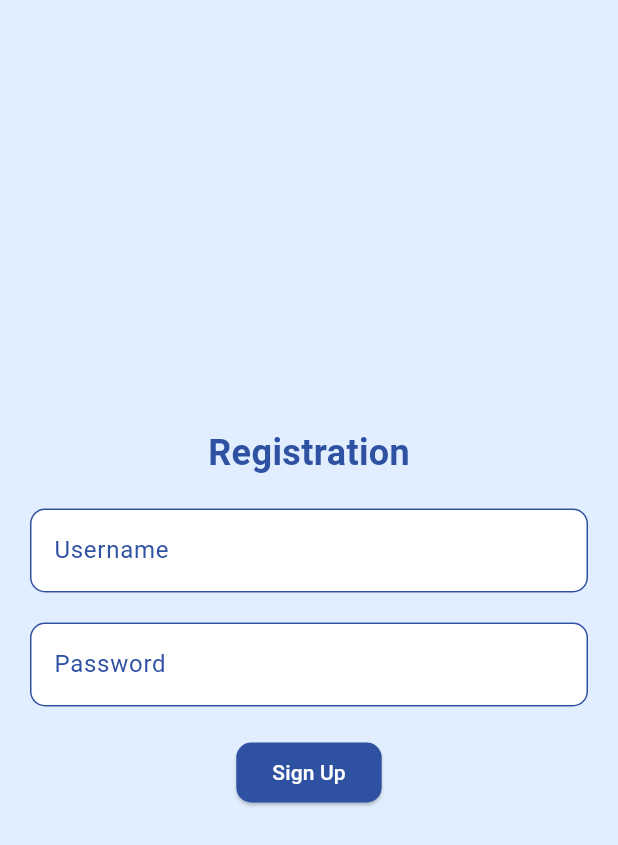
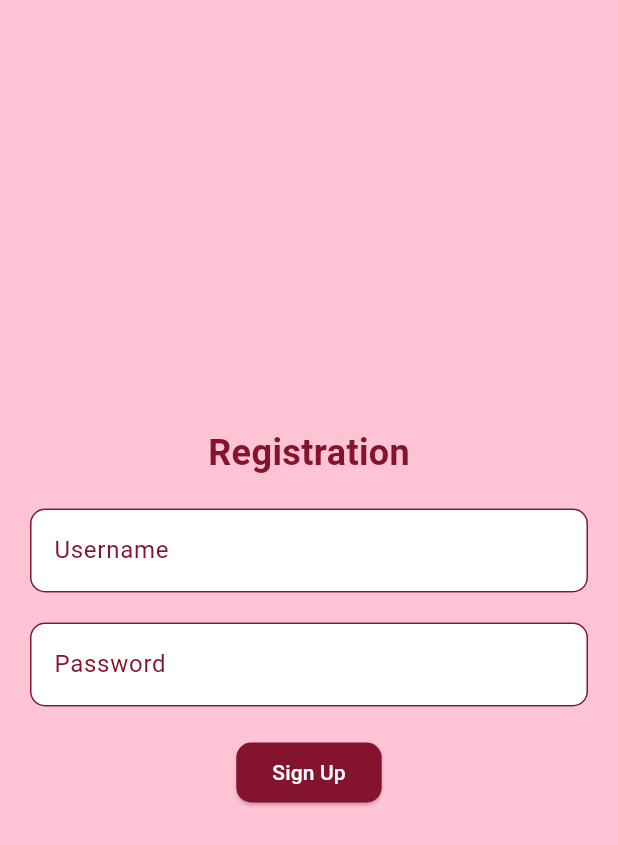
Before and after one commit to mohnapnyah/youranimelist2, a Flutter app: the screen it shows after launch, after a tap on "Sign Up", on a phone screen of 412 x 824 dp. Shown: the top 845 px of the screen. Run offline on Flutter 3.47's test engine with Material 2 defaults, Android fonts, the light colour scheme and no system bars; our stand-ins replace cloud_firestore, firebase_auth, firebase_core, firebase_storage, google_fonts, image_picker and 1 more; accounts and stored records are empty; network calls fail.

Commit message:
Eazy
Gaga

```diff
--- a/lib/AnimeDetailsScreen.dart
+++ b/lib/AnimeDetailsScreen.dart
@@ -36,7 +36,7 @@ class _AnimeDetailScreenState extends State<AnimeDetailScreen> {
   Widget build(BuildContext context) {
     return Scaffold(
       appBar: AppBar(
-        backgroundColor: Color(0xFFE0EEFF),
+        backgroundColor: Color.fromARGB(255, 255, 195, 214),
         title: Text('Anime Details'),
         actions: [
           IconButton(
@@ -54,7 +54,7 @@ class _AnimeDetailScreenState extends State<AnimeDetailScreen> {
         ],
       ),
       body: Container(
-        color: Color(0xFFE0EEFF),
+        color: Color.fromARGB(255, 224, 238, 255),
         child: SingleChildScrollView(
           child: FutureBuilder<QuerySnapshot>(
             future: FirebaseFirestore.instance
@@ -131,7 +131,7 @@ class _AnimeDetailScreenState extends State<AnimeDetailScreen> {
                     Visibility(
                       visible: trailerUrl != "",
                       replacement: Text(
-                        'Trailer not realesed',
+                        'Trailer not released',
                         style: TextStyle(
                           fontSize: 16.0,
                           fontFamily: 'Nunito',
--- a/lib/Registration.dart
+++ b/lib/Registration.dart
@@ -11,13 +11,23 @@ class Registration extends StatelessWidget {
 
   void _registerUser(BuildContext context) async {
     try {
-      UserCredential userCredential =
-          await _auth.createUserWithEmailAndPassword(
+      UserCredential userCredential = await _auth.createUserWithEmailAndPassword(
         email: _usernameController.text.trim(),
         password: _passwordController.text.trim(),
       );
-      // Регистрация прошла успешно, можно выполнить дополнительные действия
-      // Например, показать сообщение об успешной регистрации
+
+      // Регистрация прошла успешно, создаем дополнительные поля в Firestore
+      if (userCredential.user != null) {
+        String uid = userCredential.user!.uid;
+
+        await base.collection('users').doc(uid).set({
+          'aboutMe': '',
+          'avatarUrl': '',
+        });
+      }
+
+      // Остальной код остается без изменений
+
       showDialog(
         context: context,
         builder: (BuildContext context) {
@@ -35,7 +45,6 @@ class Registration extends StatelessWidget {
           );
         },
       );
-      // Дополнительные действия после успешной регистрации, например, перейти на другой экран
     } catch (e) {
       // Обработка ошибок при регистрации
       print('Ошибка при регистрации: $e');
@@ -63,7 +72,7 @@ class Registration extends StatelessWidget {
   @override
   Widget build(BuildContext context) {
     return Scaffold(
-      backgroundColor: Color(0xFFE0EEFF),
+      backgroundColor: Color.fromARGB(255, 255, 195, 214),
       body: Center(
         child: Padding(
           padding: EdgeInsets.all(20.0),
@@ -75,7 +84,7 @@ class Registration extends StatelessWidget {
                 style: TextStyle(
                   fontSize: 24.0,
                   fontWeight: FontWeight.bold,
-                  color: Color(0xFF2E51A2),
+                  color: Color(0xFF84142D),
                 ),
               ),
               SizedBox(height: 20.0),
@@ -85,13 +94,13 @@ class Registration extends StatelessWidget {
                   filled: true,
                   fillColor: Colors.white,
                   hintText: 'Username',
-                  hintStyle: TextStyle(color: Color(0xFF2E51A2)),
+                  hintStyle: TextStyle(color: Color.fromARGB(255, 132, 20, 45)),
                   enabledBorder: OutlineInputBorder(
-                    borderSide: BorderSide(color: Color(0xFF2E51A2)),
+                    borderSide: BorderSide(color: Color.fromARGB(255, 132, 20, 45)),
                     borderRadius: BorderRadius.circular(10.0),
                   ),
                   focusedBorder: OutlineInputBorder(
-                    borderSide: BorderSide(color: Color(0xFF2E51A2)),
+                    borderSide: BorderSide(color: Color(0xFF84142D)),
                     borderRadius: BorderRadius.circular(10.0),
                   ),
                 ),
@@ -103,13 +112,13 @@ class Registration extends StatelessWidget {
                   filled: true,
                   fillColor: Colors.white,
                   hintText: 'Password',
-                  hintStyle: TextStyle(color: Color(0xFF2E51A2)),
+                  hintStyle: TextStyle(color: Color(0xFF84142D)),
                   enabledBorder: OutlineInputBorder(
-                    borderSide: BorderSide(color: Color(0xFF2E51A2)),
+                    borderSide: BorderSide(color: Color(0xFF84142D)),
                     borderRadius: BorderRadius.circular(10.0),
                   ),
                   focusedBorder: OutlineInputBorder(
-                    borderSide: BorderSide(color: Color(0xFF2E51A2)),
+                    borderSide: BorderSide(color: Color(0xFF84142D)),
                     borderRadius: BorderRadius.circular(10.0),
                   ),
                 ),
@@ -118,7 +127,6 @@ class Registration extends StatelessWidget {
               SizedBox(height: 20.0),
               ElevatedButton(
                 onPressed: () {
-                  // Обработчик нажатия кнопки "Sign Up"
                   _registerUser(context);
                 },
                 child: Text(
@@ -126,7 +134,7 @@ class Registration extends StatelessWidget {
                   style: TextStyle(color: Colors.white),
                 ),
                 style: ElevatedButton.styleFrom(
-                  primary: Color(0xFF2E51A2),
+                  primary: Color(0xFF84142D),
                   shape: RoundedRectangleBorder(
                     borderRadius: BorderRadius.circular(10.0),
                   ),
--- a/lib/WaitingPage.dart
+++ b/lib/WaitingPage.dart
@@ -4,7 +4,7 @@ import 'package:flutter/material.dart';
 import 'AnimeTitle.dart';
 import 'AnimeDetailsScreen.dart';
 
-  class WaitingPage extends StatefulWidget {
+ class WaitingPage extends StatefulWidget {
   @override
   _WaitingPageState createState() => _WaitingPageState();
 }
@@ -16,7 +16,7 @@ class _WaitingPageState extends State<WaitingPage> {
   Widget build(BuildContext context) {
     return Scaffold(
       body: Container(
-        color: Color(0xFFE0EEFF),
+        color: Color.fromARGB(255, 255, 195, 214),
         child: StreamBuilder<QuerySnapshot>(
           stream: FirebaseFirestore.instance
               .collection('users')
@@ -86,6 +86,7 @@ class _WaitingPageState extends State<WaitingPage> {
                       textAlign: TextAlign.center,
                       style: TextStyle(
                         fontWeight: FontWeight.bold,
+                        color: Color.fromARGB(255, 132, 20, 45), // Цвет текста
                       ),
                     ),
                     trailing: IconButton(
--- a/lib/main.dart
+++ b/lib/main.dart
@@ -3,8 +3,6 @@ import 'package:flutter/material.dart';
 import 'MainScreen.dart';
 import 'Registration.dart';
 import 'package:firebase_core/firebase_core.dart';
-
-
 
 void main() async {
   WidgetsFlutterBinding.ensureInitialized();
@@ -13,15 +11,16 @@ void main() async {
 }
 
 class MyApp extends StatelessWidget {
-  const MyApp({super.key});
+  const MyApp({Key? key});
 
-  // This widget is the root of your application.
   @override
   Widget build(BuildContext context) {
     return MaterialApp(
       title: 'Flutter Demo',
       theme: ThemeData(
-        colorScheme: ColorScheme.fromSeed(seedColor: Colors.deepPurple),
+        colorScheme: ColorScheme.fromSwatch(
+          primarySwatch: Colors.blue, // Заменено на цвет из предложенной гаммы
+        ),
         useMaterial3: true,
       ),
       home: RegistrationScreen(),
@@ -34,7 +33,6 @@ class RegistrationScreen extends StatelessWidget {
   final TextEditingController _usernameController = TextEditingController();
   final TextEditingController _passwordController = TextEditingController();
 
-
   void _signInUser(BuildContext context) async {
     try {
       UserCredential userCredential = await _auth.signInWithEmailAndPassword(
@@ -43,7 +41,6 @@ class RegistrationScreen extends StatelessWidget {
       );
       // Авторизация прошла успешно, можно выполнить дополнительные действия
       // Например, перейти на другой экран
-
       Navigator.push(context, MaterialPageRoute(builder: (context) => MainScreen()));
     } catch (e) {
       // Обработка ошибок при авторизации
@@ -72,7 +69,7 @@ class RegistrationScreen extends StatelessWidget {
   @override
   Widget build(BuildContext context) {
     return Scaffold(
-      backgroundColor: Color(0xFFE0EEFF),
+      backgroundColor: Color(0xFFFFC3D6), // Вишневый
       body: Center(
         child: Padding(
           padding: EdgeInsets.all(20.0),
@@ -84,7 +81,7 @@ class RegistrationScreen extends StatelessWidget {
                 style: TextStyle(
                   fontSize: 24.0,
                   fontWeight: FontWeight.bold,
-                  color: Color(0xFF2E51A2),
+                  color: Color(0xFF84142D), // Темно-вишневый
                 ),
               ),
               SizedBox(height: 20.0),
@@ -94,13 +91,13 @@ class RegistrationScreen extends StatelessWidget {
                   filled: true,
                   fillColor: Colors.white,
                   hintText: 'Username',
-                  hintStyle: TextStyle(color: Color(0xFF2E51A2)),
+                  hintStyle: TextStyle(color: Color(0xFF84142D)), // Темно-вишневый
                   enabledBorder: OutlineInputBorder(
-                    borderSide: BorderSide(color: Color(0xFF2E51A2)),
+                    borderSide: BorderSide(color: Color(0xFF84142D)), // Темно-вишневый
                     borderRadius: BorderRadius.circular(10.0),
                   ),
                   focusedBorder: OutlineInputBorder(
-                    borderSide: BorderSide(color: Color(0xFF2E51A2)),
+                    borderSide: BorderSide(color: Color(0xFF84142D)), // Темно-вишневый
                     borderRadius: BorderRadius.circular(10.0),
                   ),
                 ),
@@ -112,13 +109,13 @@ class RegistrationScreen extends StatelessWidget {
                   filled: true,
                   fillColor: Colors.white,
                   hintText: 'Password',
-                  hintStyle: TextStyle(color: Color(0xFF2E51A2)),
+                  hintStyle: TextStyle(color: Color(0xFF84142D)), // Темно-вишневый
                   enabledBorder: OutlineInputBorder(
-                    borderSide: BorderSide(color: Color(0xFF2E51A2)),
+                    borderSide: BorderSide(color: Color(0xFF84142D)), // Темно-вишневый
                     borderRadius: BorderRadius.circular(10.0),
                   ),
                   focusedBorder: OutlineInputBorder(
-                    borderSide: BorderSide(color: Color(0xFF2E51A2)),
+                    borderSide: BorderSide(color: Color(0xFF84142D)), // Темно-вишневый
                     borderRadius: BorderRadius.circular(10.0),
                   ),
                 ),
@@ -135,7 +132,7 @@ class RegistrationScreen extends StatelessWidget {
                   style: TextStyle(color: Colors.white),
                 ),
                 style: ElevatedButton.styleFrom(
-                  primary: Colors.black,
+                  primary: Color(0xFF84142D), // Темно-вишневый
                   shape: RoundedRectangleBorder(
                     borderRadius: BorderRadius.circular(10.0),
                   ),
@@ -152,7 +149,7 @@ class RegistrationScreen extends StatelessWidget {
                 child: Text(
                   'Sign Up',
                   style: TextStyle(
-                    color: Colors.black,
+                    color: Color(0xFF84142D), // Темно-вишневый
                     fontWeight: FontWeight.bold,
                   ),
                 ),
--- a/pubspec.yaml
+++ b/pubspec.yaml
@@ -41,6 +41,8 @@ dependencies:
   google_fonts: ^4.0.4
   firebase_auth: ^4.6.1
   youtube_player_flutter: ^8.1.2
+  firebase_storage: ^11.4.0
+  image_picker: ^1.0.4
 
 dev_dependencies:
   flutter_test:
```
Also changed, not shown: lib/MainScreen.dart (+39 -18 lines), lib/Profile.dart (added, +165 -0 lines), pubspec.lock, 5 other files.
